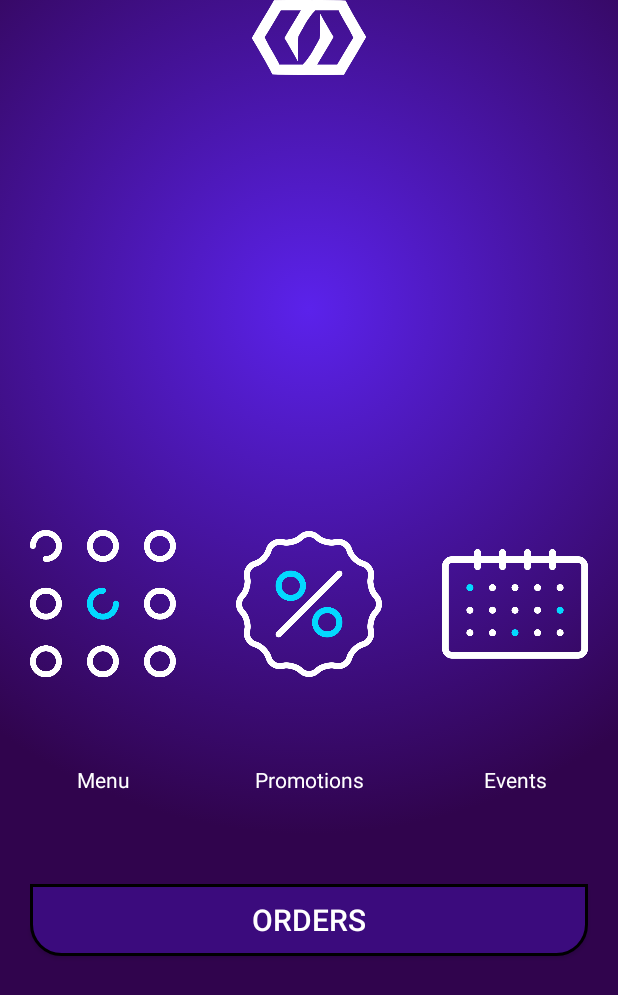
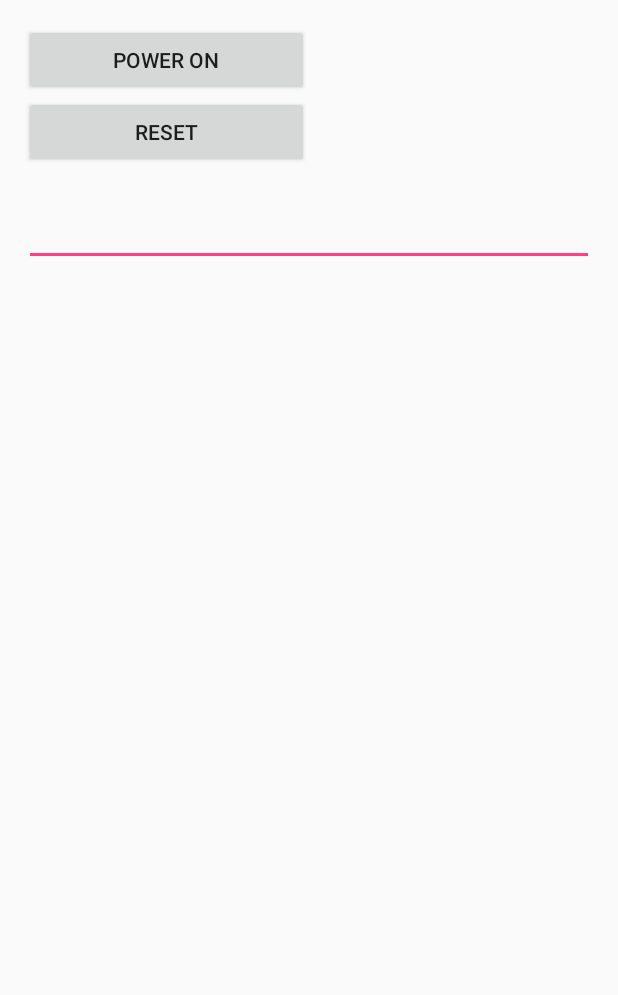
Before and after one commit to kimercp/PointOfSaleTerminal, an Android app: the CardLynq screen opened directly, with no data from a screen before it, on a phone screen of 412 x 824 dp. Shown: the top 995 px of the screen. Run offline under Robolectric (Android 15) with nearby library versions, the phone set to English and light mode, and no system bars; libraries missing offline, so code that uses them is left out: com.smartdevice.aidl; 2 statements that could not run were skipped.

Commit message:
PSAM card reader

```diff
--- a/app/src/main/AndroidManifest.xml
+++ b/app/src/main/AndroidManifest.xml
@@ -73,6 +73,7 @@
         <activity android:name="com.kimersoft.pointofsaleterminal.scan.ScanInstructionActivity"/>
         <activity android:name="com.kimersoft.pointofsaleterminal.scan.ScanSetActivity"/>
         <activity android:name=".IDCardActivity"/>
+        <activity android:name=".CardLynqPSAM2" />
 
     </application>
 
--- a/app/src/main/java/com/kimersoft/pointofsaleterminal/CardLynq.java
+++ b/app/src/main/java/com/kimersoft/pointofsaleterminal/CardLynq.java
@@ -1,39 +1,94 @@
 package com.kimersoft.pointofsaleterminal;
 
 import android.os.Build;
+import android.os.RemoteException;
 import android.support.v7.app.AppCompatActivity;
 import android.os.Bundle;
+import android.util.Log;
 import android.view.View;
+import android.view.ViewDebug;
+import android.widget.Button;
+import android.widget.EditText;
+import android.widget.RadioButton;
+import android.widget.RadioGroup;
+import android.widget.TextView;
 
-public class CardLynq extends AppCompatActivity {
+import com.kimersoft.pointofsaleterminal.util.StringUtility;
+
+public class CardLynq extends BaseActivity implements View.OnClickListener {
+
+    public static final String TAG = PSAMActivity.class.getSimpleName();
+    Button btn_init,btn_power_on;
+    EditText et_receiver;
+    int cardLocation = 1;
+    int powerValue = 2;
 
     @Override
     protected void onCreate(Bundle savedInstanceState) {
+        // TODO Auto-generated method stub
         super.onCreate(savedInstanceState);
-        setContentView(R.layout.activity_card_lynq);
+        setContentView(R.layout.cardlynqtest);
 
-        makeFullscreen();
+        btn_init = (Button) findViewById(R.id.btn_init);
+        btn_power_on = (Button) findViewById(R.id.btn_power_on);
+        et_receiver = (EditText) findViewById(R.id.et_display);
+
+        btn_init.setOnClickListener(this);
+        btn_power_on.setOnClickListener(this);
+    }
 
 
+    @Override
+    public void onClick(View v) {
+        switch (v.getId()) {
+            case R.id.btn_init:
+                reset();
+                break;
+            case R.id.btn_power_on:
+                openPower();
+                break;
+            default:
+                break;
+        }
 
     }
 
+    @Override
+    protected void onStop() {
+        try {
+            mIzkcService.CloseCard();
+        } catch (RemoteException e) {
+            // TODO Auto-generated catch block
+            e.printStackTrace();
+        }
+        super.onStop();
+    }
 
-    // hide UI action bar and make the app fullscreen
-    public void makeFullscreen() {
-        getSupportActionBar().hide();
-        // API 19 (Kit Kat)
-        if (Build.VERSION.SDK_INT >= 19) {
-            getWindow().getDecorView().setSystemUiVisibility(
-                    // View.SYSTEM_UI_FLAG_LAYOUT_HIDE_NAVIGATION
-                    View.SYSTEM_UI_FLAG_HIDE_NAVIGATION
-                            | View.SYSTEM_UI_FLAG_IMMERSIVE_STICKY
-            );
-        } else {
-            if (Build.VERSION.SDK_INT > 10) {
-                getWindow().getDecorView().setSystemUiVisibility(View.SYSTEM_UI_FLAG_LOW_PROFILE
-                        | View.SYSTEM_UI_FLAG_LAYOUT_STABLE);
+    private void openPower() {
+        int s;
+        try {
+            s = mIzkcService.openCard(cardLocation);
+            et_receiver.setText(s+"");
+            if (s != 0) {
+                Log.i(TAG, "open success!");
             }
+        } catch (RemoteException e) {
+            // TODO Auto-generated catch block
+            e.printStackTrace();
         }
+
+    }
+
+    private void reset() {
+        try {
+            byte[] dataBuf=mIzkcService.ResetCard(powerValue);
+            if (dataBuf != null) {
+                et_receiver.setText(StringUtility.ByteArrayToString(dataBuf, dataBuf.length));
+            }
+        } catch (RemoteException e) {
+            // TODO Auto-generated catch block
+            e.printStackTrace();
+        }
+
     }
 }
--- a/app/src/main/java/com/kimersoft/pointofsaleterminal/MyMenuPOS.java
+++ b/app/src/main/java/com/kimersoft/pointofsaleterminal/MyMenuPOS.java
@@ -40,7 +40,7 @@ public class MyMenuPOS extends AppCompatActivity implements View.OnClickListener
                 startActivity(intent);
                 break;
             case R.id.imgCardLynq:
-                intent = new Intent(this, CardLynq.class);
+                intent = new Intent(this, CardLynqPSAM2.class);
                 startActivity(intent);
         }
     }
--- a/app/src/main/res/layout/activity_card_lynq.xml
+++ b/app/src/main/res/layout/activity_card_lynq.xml
@@ -6,7 +6,7 @@
     android:layout_width="match_parent"
     android:layout_height="match_parent"
     android:background="@drawable/gradient_background_radial"
-    tools:context="com.kimersoft.pointofsaleterminal.MyMenuPOS">
+    tools:context="com.kimersoft.pointofsaleterminal.SignInActivity">
 
     <LinearLayout
         android:layout_width="match_parent"
@@ -17,126 +17,63 @@
         android:orientation="vertical">
 
         <LinearLayout
-            android:layout_width="match_parent"
-            android:layout_height="match_parent"
-            android:layout_weight="5"
-            android:orientation="horizontal">
+            android:layout_width="wrap_content"
+            android:layout_height="wrap_content"
+            android:layout_marginBottom="40dp"
+            android:layout_weight="1"
+            android:gravity="center"
+            android:orientation="vertical">
 
             <ImageView
-                android:id="@+id/imgLogo"
-                android:layout_width="200dp"
-                android:layout_height="50dp"
+                android:layout_width="match_parent"
+                android:layout_height="wrap_content"
                 android:layout_gravity="center_horizontal"
                 android:layout_marginBottom="40dp"
                 android:layout_weight="1"
                 android:src="@drawable/lynqwhite" />
-        </LinearLayout>
 
-
-
-        <LinearLayout
-            android:layout_width="match_parent"
-            android:layout_height="match_parent"
-            android:layout_weight="5"
-            android:orientation="horizontal">
-
-            <LinearLayout
-                android:layout_width="match_parent"
-                android:layout_height="match_parent"
-                android:layout_margin="20dp"
-                android:layout_weight="3"
-                android:orientation="vertical">
-
-                <ImageButton
-                    android:id="@+id/imgMenu"
-                    android:layout_width="wrap_content"
-                    android:layout_height="wrap_content"
-                    android:layout_weight="1"
-                    android:adjustViewBounds="false"
-                    android:background="#00000000"
-                    android:scaleType="centerInside"
-                    app:srcCompat="@drawable/menu" />
-
-                <TextView
-                    android:id="@+id/txtMenu"
-                    android:layout_width="match_parent"
-                    android:layout_height="wrap_content"
-                    android:gravity="center"
-                    android:text="@string/mainActivityMenu"
-                    android:textColor="@color/colorWhite" />
-            </LinearLayout>
-
-            <LinearLayout
-                android:layout_width="match_parent"
-                android:layout_height="match_parent"
-                android:layout_margin="20dp"
-                android:layout_weight="3"
-                android:orientation="vertical">
-
-                <ImageButton
-                    android:id="@+id/imgPromotions"
-                    android:layout_width="wrap_content"
-                    android:layout_height="wrap_content"
-                    android:layout_weight="1"
-                    android:background="#00000000"
-                    android:scaleType="centerInside"
-                    app:srcCompat="@drawable/discount" />
-
-                <TextView
-                    android:id="@+id/txtPromotions"
-                    android:layout_width="match_parent"
-                    android:layout_height="wrap_content"
-                    android:layout_gravity="center"
-                    android:gravity="center"
-                    android:text="@string/mainActivityPromotions"
-                    android:textColor="@color/colorWhite" />
-            </LinearLayout>
-
-            <LinearLayout
-                android:layout_width="match_parent"
-                android:layout_height="match_parent"
-                android:layout_margin="20dp"
-                android:layout_weight="3"
-                android:orientation="vertical">
-
-                <ImageButton
-                    android:id="@+id/imgEvents"
-                    android:layout_width="wrap_content"
-                    android:layout_height="wrap_content"
-                    android:layout_weight="1"
-                    android:background="#00000000"
-                    android:scaleType="centerInside"
-                    app:srcCompat="@drawable/calendar" />
-
-                <TextView
-                    android:id="@+id/txtEvents"
-                    android:layout_width="match_parent"
-                    android:layout_height="wrap_content"
-                    android:gravity="center"
-                    android:text="@string/mainActivityEvents"
-                    android:textColor="@color/colorWhite" />
-            </LinearLayout>
+            <TextView
+                android:id="@+id/txtName"
+                android:layout_width="wrap_content"
+                android:layout_height="wrap_content"
+                android:layout_weight="1"
+                android:text="@string/mainActivityCardLynq"
+                android:textColor="@color/colorWhite"
+                android:textSize="30dp"
+                android:textStyle="bold" />
 
         </LinearLayout>
 
         <LinearLayout
             android:layout_width="match_parent"
-            android:layout_height="match_parent"
-            android:layout_weight="5"
-            android:orientation="horizontal">
+            android:layout_height="wrap_content"
+            android:layout_marginLeft="30dp"
+            android:layout_marginRight="30dp"
+            android:layout_weight="2"
+            android:orientation="vertical">
 
             <Button
-                android:id="@+id/btnOrders"
-                android:layout_width="wrap_content"
-                android:layout_height="wrap_content"
-                android:layout_marginLeft="20dp"
-                android:layout_marginRight="20dp"
-                android:layout_marginTop="40dp"
-                android:layout_weight="1"
+                android:id="@+id/btn_sign_in"
+                android:layout_width="match_parent"
+                android:layout_height="50dp"
+                android:layout_marginTop="60dp"
                 android:background="@drawable/btn_background_bottom"
-                android:text="@string/mainActivityOrders"
+                android:text="@string/entercard"
                 android:textColor="@color/colorWhite"
                 android:textSize="20dp" />
+
+            <TextView
+                android:id="@+id/txtCardNumber"
+                android:layout_width="match_parent"
+                android:layout_height="wrap_content"
+                android:textColor="@color/colorWhite" />
+
+            <TextView
+                android:id="@+id/txtDisplay"
+                android:layout_width="match_parent"
+                android:layout_height="wrap_content"
+                android:text="TextView" />
+
         </LinearLayout>
 
     </LinearLayout>
--- /dev/null
+++ b/app/src/main/res/layout/cardlynqtest.xml
@@ -0,0 +1,54 @@
+<LinearLayout xmlns:android="http://schemas.android.com/apk/res/android"
+    android:id="@+id/LinearLayout1"
+    android:layout_width="match_parent"
+    android:layout_height="match_parent"
+    android:orientation="vertical"
+    android:paddingBottom="@dimen/activity_vertical_margin"
+    android:paddingLeft="@dimen/activity_horizontal_margin"
+    android:paddingRight="@dimen/activity_horizontal_margin"
+    android:paddingTop="@dimen/activity_vertical_margin"
+    >
+
+    <LinearLayout
+        android:layout_width="match_parent"
+        android:layout_height="wrap_content"
+        android:weightSum="2">
+
+        <Button
+            android:id="@+id/btn_power_on"
+            android:layout_width="0dp"
+            android:layout_height="wrap_content"
+            android:layout_weight="1"
+            android:text="Power ON" />
+
+    </LinearLayout>
+
+    <LinearLayout
+        android:layout_width="match_parent"
+        android:layout_height="wrap_content"
+        android:weightSum="2">
+
+        <Button
+            android:id="@+id/btn_init"
+            android:layout_width="0dp"
+            android:layout_height="wrap_content"
+            android:layout_weight="1"
+            android:text="Reset" />
+
+    </LinearLayout>
+
+    <LinearLayout
+        android:layout_width="match_parent"
+        android:layout_height="wrap_content" >
+
+    </LinearLayout>
+
+    <EditText
+        android:id="@+id/et_display"
+        android:layout_width="match_parent"
+        android:layout_height="wrap_content"
+        android:layout_marginTop="20dp"
+        android:ems="10"
+        android:inputType="textMultiLine" />
+
+</LinearLayout>
--- a/app/src/main/res/values/strings.xml
+++ b/app/src/main/res/values/strings.xml
@@ -18,7 +18,7 @@
     <string name="mainActivityToggles">Toggles</string>
     <string name="mainActivityDiscovery">Discovery</string>
     <string name="mainActivityAnalytics">Analytics</string>
-    <string name="mainActivityCardLynq">Card Lynq</string>
+    <string name="mainActivityCardLynq">CARD LYNQ</string>
     <string name="mainActivityOrders">ORDERS</string>
 
     <!-- from zkc product -->
@@ -85,5 +85,7 @@
     <string name="notLinkToCamera">can not link to camera</string>
     <string name="printer_link_timeout">the printer link timeout, you can try it confirm whether install the right service apk or turn off the device and turn on again</string>
 
+    <!-- cardy lynq activity -->#
+    <string name="entercard">PLEASE ENTER CARD</string>
 
 </resources>
```
Also changed, not shown: app/src/main/java/com/kimersoft/pointofsaleterminal/CardLynqPSAM2.java (added, +239 -0 lines), app/src/main/java/com/kimersoft/pointofsaleterminal/MainActivity.java (+6 -2 lines), app/src/main/java/com/kimersoft/pointofsaleterminal/PSAMActivity.java (+11 -11 lines), app/src/main/res/layout/cardlynqtest2.xml (added, +84 -0 lines).
